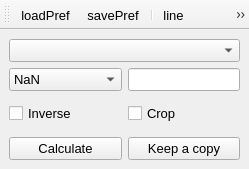
The window that UIs/nRegionPath.ui (NeutrinoToolkit/Neutrino) describes before a commit, drawn with Qt 5.
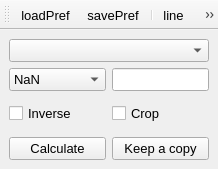
The same window after the commit. Icons and pictures are not drawn.

```diff
--- a/UIs/nRegionPath.ui
+++ b/UIs/nRegionPath.ui
@@ -6,7 +6,7 @@
    <rect>
     <x>0</x>
     <y>0</y>
-    <width>249</width>
+    <width>218</width>
     <height>169</height>
    </rect>
   </property>
@@ -25,7 +25,7 @@
    <property name="layoutDirection">
     <enum>Qt::LeftToRight</enum>
    </property>
-   <layout class="QGridLayout" name="gridLayout" columnstretch="1,1,0">
+   <layout class="QGridLayout" name="gridLayout" columnstretch="1,1">
     <item row="6" column="1">
      <widget class="QPushButton" name="duplicate">
       <property name="font">
```
Left out of the diff: 2 changed lines with no effect on the pictures.
